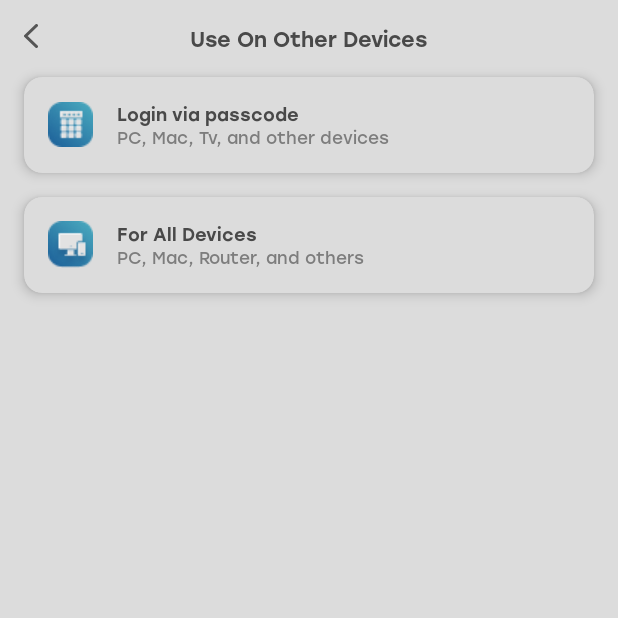
After one commit to Jackle-Song/VPN-UI, an Android app: the UseOnOtherDevicesActivity screen opened directly, with no data from a screen before it, on a phone screen of 412 x 824 dp, the top half of it. The commit adds this screen. Run offline under Robolectric (Android 15) with nearby library versions, the phone set to English and light mode, and no system bars.

Commit message:
Add Use On Other Devices activity

```diff
--- a/app/src/main/AndroidManifest.xml
+++ b/app/src/main/AndroidManifest.xml
@@ -20,6 +20,10 @@
             android:screenOrientation="portrait"/>
         <activity android:name=".activity.LanguageOptionsActivity"
             android:screenOrientation="portrait"/>
+        <activity android:name=".activity.UseOnOtherDevicesActivity"
+            android:screenOrientation="portrait"/>
+        <activity android:name=".activity.ForAllDevicesActivity"
+            android:screenOrientation="portrait"/>
         <activity
             android:name=".activity.VpnLandingActivity"
             android:exported="true"
--- /dev/null
+++ b/app/src/main/java/com/mrsworkshop/vpnui/activity/ForAllDevicesActivity.kt
@@ -0,0 +1,15 @@
+package com.mrsworkshop.vpnui.activity
+
+import android.os.Bundle
+import androidx.appcompat.app.AppCompatActivity
+import com.mrsworkshop.vpnui.databinding.ActivityForAllDevicesBinding
+
+class ForAllDevicesActivity : AppCompatActivity() {
+    private lateinit var binding: ActivityForAllDevicesBinding
+
+    override fun onCreate(savedInstanceState: Bundle?) {
+        super.onCreate(savedInstanceState)
+        binding = ActivityForAllDevicesBinding.inflate(layoutInflater)
+        setContentView(binding.root)
+    }
+}
--- a/app/src/main/java/com/mrsworkshop/vpnui/activity/HomeActivity.kt
+++ b/app/src/main/java/com/mrsworkshop/vpnui/activity/HomeActivity.kt
@@ -56,6 +56,11 @@ class HomeActivity : AppCompatActivity() {
             startActivity(intent)
         }
 
+        binding.layoutSideBar.layoutNavUseOnOtherDevices.setOnClickListener {
+            val intent = Intent(this@HomeActivity, UseOnOtherDevicesActivity::class.java)
+            startActivity(intent)
+        }
+
         binding.layoutSideBar.layoutNavLanguage.setOnClickListener {
             val intent = Intent(this@HomeActivity, LanguageOptionsActivity::class.java)
             startActivity(intent)
--- /dev/null
+++ b/app/src/main/java/com/mrsworkshop/vpnui/activity/UseOnOtherDevicesActivity.kt
@@ -0,0 +1,39 @@
+package com.mrsworkshop.vpnui.activity
+
+import android.content.Intent
+import android.os.Bundle
+import androidx.appcompat.app.AppCompatActivity
+import com.mrsworkshop.vpnui.R
+import com.mrsworkshop.vpnui.databinding.ActivityUseOnOtherDevicesBinding
+
+class UseOnOtherDevicesActivity : AppCompatActivity() {
+    private lateinit var binding: ActivityUseOnOtherDevicesBinding
+
+    override fun onCreate(savedInstanceState: Bundle?) {
+        super.onCreate(savedInstanceState)
+        binding = ActivityUseOnOtherDevicesBinding.inflate(layoutInflater)
+        setContentView(binding.root)
+
+        initUI()
+        setupComponentListener()
+    }
+
+    /**
+     * private function
+     */
+
+    private fun initUI() {
+        binding.layoutUseOtherDevicesHeader.txtActivityTitle.text = getString(R.string.use_other_activity_title)
+    }
+
+    private fun setupComponentListener() {
+        binding.cardViewForAllDevices.setOnClickListener {
+            val intent = Intent(this@UseOnOtherDevicesActivity, ForAllDevicesActivity::class.java)
+            startActivity(intent)
+        }
+
+        binding.layoutUseOtherDevicesHeader.imgBackBtn.setOnClickListener {
+            finish()
+        }
+    }
+}
--- /dev/null
+++ b/app/src/main/res/layout/activity_for_all_devices.xml
@@ -0,0 +1,31 @@
+<?xml version="1.0" encoding="utf-8"?>
+<LinearLayout xmlns:android="http://schemas.android.com/apk/res/android"
+    android:orientation="vertical"
+    android:background="@color/light_grey_e1"
+    android:layout_width="match_parent"
+    android:layout_height="match_parent">
+
+    <include
+        android:id="@+id/layoutForAllDevicesHeader"
+        layout="@layout/item_header_activity"/>
+
+    <TextView
+        android:text="@string/for_all_devices_others_device_title"
+        android:textSize="12sp"
+        android:textColor="@color/grey_49"
+        android:fontFamily="@font/stolzl_medium"
+        android:layout_gravity="center"
+        android:layout_width="wrap_content"
+        android:layout_height="wrap_content"/>
+
+    <TextView
+        android:text="@string/for_all_devices_others_device_descriptions"
+        android:textSize="11sp"
+        android:textColor="@color/light_grey_7d"
+        android:fontFamily="@font/stolzl_regular"
+        android:layout_marginTop="16dp"
+        android:layout_marginHorizontal="16dp"
+        android:layout_width="wrap_content"
+        android:layout_height="wrap_content"/>
+
+</LinearLayout>
--- /dev/null
+++ b/app/src/main/res/layout/activity_use_on_other_devices.xml
@@ -0,0 +1,112 @@
+<?xml version="1.0" encoding="utf-8"?>
+<LinearLayout xmlns:android="http://schemas.android.com/apk/res/android"
+    xmlns:app="http://schemas.android.com/apk/res-auto"
+    android:orientation="vertical"
+    android:background="@color/light_grey_e1"
+    android:layout_width="match_parent"
+    android:layout_height="match_parent">
+
+    <include
+        android:id="@+id/layoutUseOtherDevicesHeader"
+        layout="@layout/item_header_activity"/>
+
+    <com.google.android.material.card.MaterialCardView
+        android:id="@+id/cardViewLoginViaPasscode"
+        app:cardBackgroundColor="@color/light_grey_e1"
+        app:strokeColor="@android:color/transparent"
+        app:cardElevation="5dp"
+        android:layout_marginHorizontal="16dp"
+        android:layout_width="match_parent"
+        android:layout_height="wrap_content">
+
+        <LinearLayout
+            android:orientation="horizontal"
+            android:padding="16dp"
+            android:gravity="center_vertical"
+            android:layout_width="match_parent"
+            android:layout_height="wrap_content">
+
+            <ImageView
+                android:src="@drawable/ic_passcode"
+                android:layout_marginEnd="16dp"
+                android:layout_width="wrap_content"
+                android:layout_height="wrap_content"/>
+
+            <LinearLayout
+                android:orientation="vertical"
+                android:layout_width="wrap_content"
+                android:layout_height="wrap_content">
+
+                <TextView
+                    android:text="@string/use_other_activity_login_passcode_title"
+                    android:textColor="@color/grey_49"
+                    android:textSize="12sp"
+                    android:fontFamily="@font/stolzl_medium"
+                    android:layout_width="wrap_content"
+                    android:layout_height="wrap_content"/>
+
+                <TextView
+                    android:text="@string/use_other_activity_other_devices_text"
+                    android:textColor="@color/light_grey_7d"
+                    android:textSize="11sp"
+                    android:fontFamily="@font/stolzl_regular"
+                    android:layout_width="wrap_content"
+                    android:layout_height="wrap_content"/>
+
+            </LinearLayout>
+
+        </LinearLayout>
+
+    </com.google.android.material.card.MaterialCardView>
+
+    <com.google.android.material.card.MaterialCardView
+        android:id="@+id/cardViewForAllDevices"
+        app:cardBackgroundColor="@color/light_grey_e1"
+        app:strokeColor="@android:color/transparent"
+        app:cardElevation="5dp"
+        android:layout_marginTop="16dp"
+        android:layout_marginHorizontal="16dp"
+        android:layout_width="match_parent"
+        android:layout_height="wrap_content">
+
+        <LinearLayout
+            android:orientation="horizontal"
+            android:padding="16dp"
+            android:gravity="center_vertical"
+            android:layout_width="match_parent"
+            android:layout_height="wrap_content">
+
+            <ImageView
+                android:src="@drawable/ic_device"
+                android:layout_marginEnd="16dp"
+                android:layout_width="wrap_content"
+                android:layout_height="wrap_content"/>
+
+            <LinearLayout
+                android:orientation="vertical"
+                android:layout_width="wrap_content"
+                android:layout_height="wrap_content">
+
+                <TextView
+                    android:text="@string/use_other_activity_for_all_devices_title"
+                    android:textColor="@color/grey_49"
+                    android:textSize="12sp"
+                    android:fontFamily="@font/stolzl_medium"
+                    android:layout_width="wrap_content"
+                    android:layout_height="wrap_content"/>
+
+                <TextView
+                    android:text="@string/use_other_activity_for_all_other_devices_text"
+                    android:textColor="@color/light_grey_7d"
+                    android:textSize="11sp"
+                    android:fontFamily="@font/stolzl_regular"
+                    android:layout_width="wrap_content"
+                    android:layout_height="wrap_content"/>
+
+            </LinearLayout>
+
+        </LinearLayout>
+
+    </com.google.android.material.card.MaterialCardView>
+
+</LinearLayout>
--- a/app/src/main/res/layout/layout_sidebar_navigation.xml
+++ b/app/src/main/res/layout/layout_sidebar_navigation.xml
@@ -138,6 +138,7 @@
             android:layout_height="1dp"/>
 
         <LinearLayout
+            android:id="@+id/layoutNavUseOnOtherDevices"
             android:gravity="center_vertical"
             android:orientation="horizontal"
             android:layout_width="match_parent"
--- a/app/src/main/res/values/strings.xml
+++ b/app/src/main/res/values/strings.xml
@@ -66,4 +66,16 @@
         <item>Thai</item>
     </string-array>
 
+    <!--Use On Other Devices Activity-->
+    <string name="use_other_activity_title">Use On Other Devices</string>
+    <string name="use_other_activity_login_passcode_title">Login via passcode</string>
+    <string name="use_other_activity_other_devices_text">PC, Mac, Tv, and other devices</string>
+    <string name="use_other_activity_for_all_devices_title">For All Devices</string>
+    <string name="use_other_activity_for_all_other_devices_text">PC, Mac, Router, and others</string>
+
+    <!--For All Devices Activity-->
+    <string name="for_all_devices_activity_title">For All Devices</string>
+    <string name="for_all_devices_others_device_title">For Windows, Mac, and others</string>
+    <string name="for_all_devices_others_device_descriptions">VPN has extended the VPN service on PCs, including Windows and Mac.\n\nSecure your internet traffic, access various websites, and stream your favourite content on your computer now.\n\nJust enter <a href="https://flashvpn.com">https://flashvpn.com</a> in your browser to check out our official website for more information.</string>
+
 </resources>
```
Also changed, not shown: app/src/main/res/drawable/ic_passcode.png (added).
